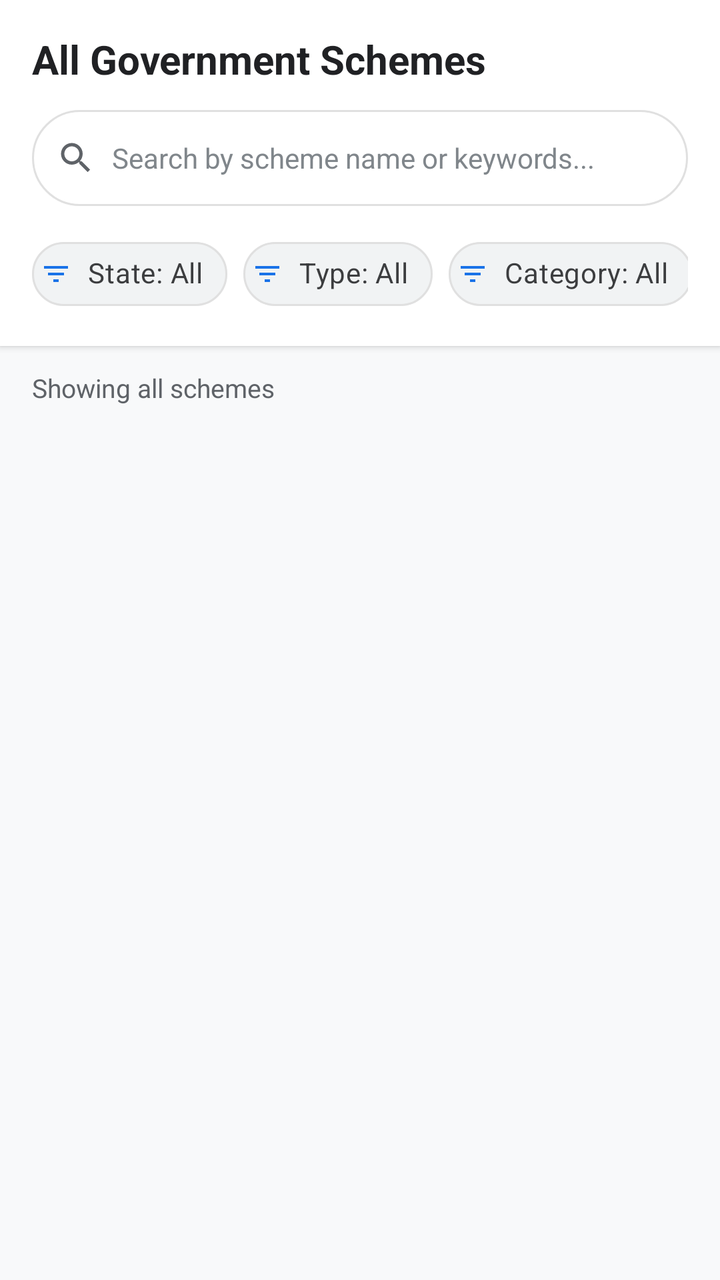
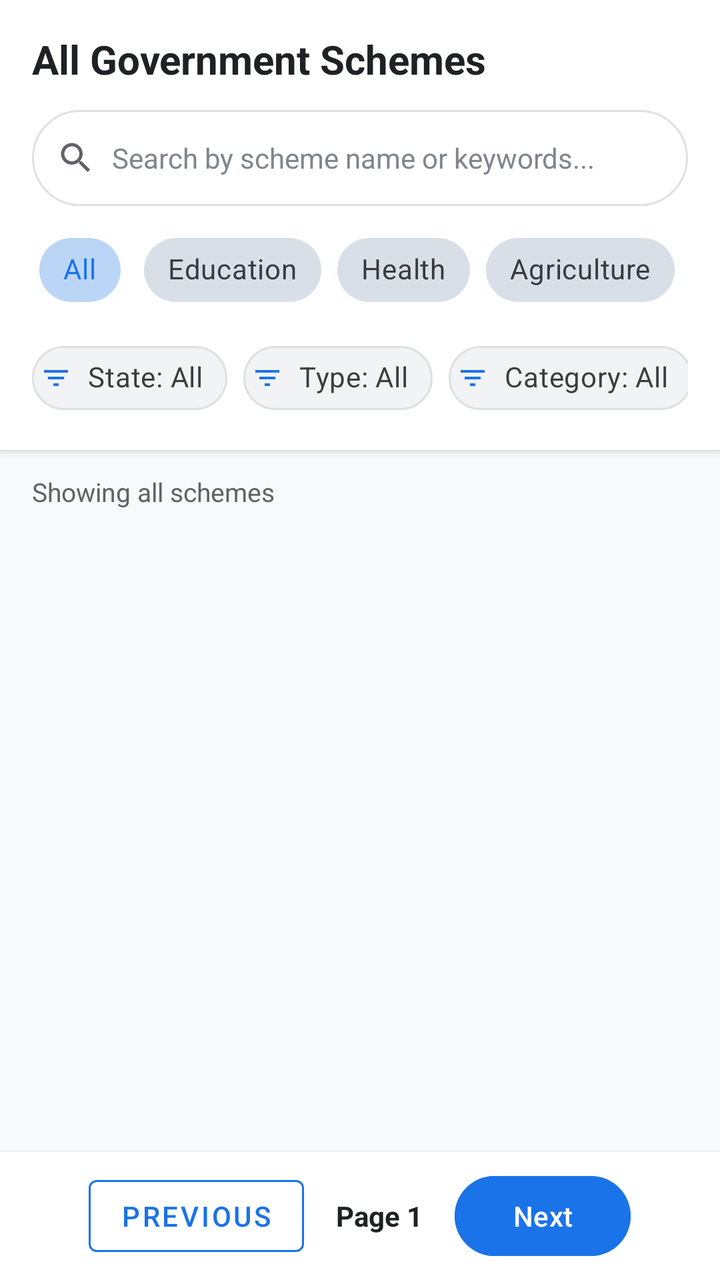

The first picture is an Android layout as it rendered before a commit; the second is the same layout after the commit. The layout source and the unified diff follow.
<!-- AndroidManifest.xml: application theme Theme.Yojnika -->
<!-- res/layout/fragment_browse.xml -->
<?xml version="1.0" encoding="utf-8"?>
<androidx.coordinatorlayout.widget.CoordinatorLayout xmlns:android="http://schemas.android.com/apk/res/android"
    xmlns:app="http://schemas.android.com/apk/res-auto"
    android:layout_width="match_parent"
    android:layout_height="match_parent"
    android:background="@color/background">

    <LinearLayout
        android:layout_width="match_parent"
        android:layout_height="match_parent"
        android:orientation="vertical">

        
        <LinearLayout
            android:layout_width="match_parent"
            android:layout_height="wrap_content"
            android:background="@color/surface"
            android:elevation="2dp"
            android:orientation="vertical"
            android:paddingStart="16dp"
            android:paddingTop="16dp"
            android:paddingEnd="16dp"
            android:paddingBottom="12dp">

            <TextView
                android:layout_width="wrap_content"
                android:layout_height="wrap_content"
                android:text="@string/browse_title"
                android:textColor="@color/text_primary"
                android:textSize="20sp"
                android:textStyle="bold" />

            
            <LinearLayout
                android:layout_width="match_parent"
                android:layout_height="48dp"
                android:layout_marginTop="12dp"
                android:background="@drawable/bg_search_bar"
                android:gravity="center_vertical"
                android:orientation="horizontal"
                android:paddingStart="12dp"
                android:paddingEnd="12dp">

                <ImageView
                    android:layout_width="20dp"
                    android:layout_height="20dp"
                    android:contentDescription="Search"
                    android:src="@drawable/ic_search"
                    app:tint="@color/text_secondary" />

                <EditText
                    android:id="@+id/etSearchQuery"
                    android:layout_width="0dp"
                    android:layout_height="match_parent"
                    android:layout_marginStart="8dp"
                    android:layout_weight="1"
                    android:background="@null"
                    android:hint="@string/search_schemes_hint"
                    android:imeOptions="actionSearch"
                    android:inputType="text"
                    android:maxLines="1"
                    android:textColor="@color/text_primary"
                    android:textColorHint="@color/text_hint"
                    android:textSize="14sp" />

                <ImageView
                    android:id="@+id/btnClearSearch"
                    android:layout_width="24dp"
                    android:layout_height="24dp"
                    android:background="?attr/selectableItemBackgroundBorderless"
                    android:contentDescription="Clear"
                    android:src="@drawable/ic_cancel"
                    android:visibility="gone"
                    app:tint="@color/text_hint" />

            </LinearLayout>

            
            <HorizontalScrollView
                android:layout_width="match_parent"
                android:layout_height="wrap_content"
                android:layout_marginTop="10dp"
                android:scrollbars="none">

                <LinearLayout
                    android:layout_width="wrap_content"
                    android:layout_height="wrap_content"
                    android:gravity="center_vertical"
                    android:orientation="horizontal">

                    
                    <com.google.android.material.chip.Chip
                        android:id="@+id/chipStateFilter"
                        style="@style/Widget.MaterialComponents.Chip.Action"
                        android:layout_width="wrap_content"
                        android:layout_height="wrap_content"
                        android:layout_marginEnd="8dp"
                        android:text="State: All"
                        app:chipBackgroundColor="@color/surface_variant"
                        app:chipIcon="@drawable/ic_filter"
                        app:chipIconSize="16dp"
                        app:chipIconTint="@color/primary"
                        app:chipStrokeColor="@color/card_stroke"
                        app:chipStrokeWidth="1dp" />

                    
                    <com.google.android.material.chip.Chip
                        android:id="@+id/chipTypeFilter"
                        style="@style/Widget.MaterialComponents.Chip.Action"
                        android:layout_width="wrap_content"
                        android:layout_height="wrap_content"
                        android:layout_marginEnd="8dp"
                        android:text="Type: All"
                        app:chipBackgroundColor="@color/surface_variant"
                        app:chipIcon="@drawable/ic_filter"
                        app:chipIconSize="16dp"
                        app:chipIconTint="@color/primary"
                        app:chipStrokeColor="@color/card_stroke"
                        app:chipStrokeWidth="1dp" />

                    
                    <com.google.android.material.chip.Chip
                        android:id="@+id/chipCategoryFilter"
                        style="@style/Widget.MaterialComponents.Chip.Action"
                        android:layout_width="wrap_content"
                        android:layout_height="wrap_content"
                        android:layout_marginEnd="8dp"
                        android:text="Category: All"
                        app:chipBackgroundColor="@color/surface_variant"
                        app:chipIcon="@drawable/ic_filter"
                        app:chipIconSize="16dp"
                        app:chipIconTint="@color/primary"
                        app:chipStrokeColor="@color/card_stroke"
                        app:chipStrokeWidth="1dp" />

                    
                    <com.google.android.material.chip.Chip
                        android:id="@+id/chipResetFilter"
                        style="@style/Widget.MaterialComponents.Chip.Action"
                        android:layout_width="wrap_content"
                        android:layout_height="wrap_content"
                        android:text="Reset"
                        android:textColor="@color/error"
                        app:chipBackgroundColor="@color/error_bg"
                        app:chipStrokeColor="@color/error"
                        app:chipStrokeWidth="1dp" />

                </LinearLayout>
            </HorizontalScrollView>

        </LinearLayout>

        
        <TextView
            android:id="@+id/tvBrowseCount"
            android:layout_width="match_parent"
            android:layout_height="wrap_content"
            android:paddingStart="16dp"
            android:paddingTop="12dp"
            android:paddingEnd="16dp"
            android:paddingBottom="6dp"
            android:text="Showing all schemes"
            android:textColor="@color/text_secondary"
            android:textSize="13sp" />

        
        <FrameLayout
            android:layout_width="match_parent"
            android:layout_height="0dp"
            android:layout_weight="1">

            <androidx.recyclerview.widget.RecyclerView
                android:id="@+id/rvBrowseSchemes"
                android:layout_width="match_parent"
                android:layout_height="match_parent"
                android:clipToPadding="false"
                android:paddingStart="16dp"
                android:paddingEnd="16dp"
                android:paddingBottom="16dp" />

            
            <LinearLayout
                android:id="@+id/llBrowseEmptyState"
                android:layout_width="match_parent"
                android:layout_height="match_parent"
                android:gravity="center"
                android:orientation="vertical"
                android:padding="32dp"
                android:visibility="gone">

                <ImageView
                    android:layout_width="64dp"
                    android:layout_height="64dp"
                    android:contentDescription="No Results"
                    android:src="@drawable/ic_search"
                    app:tint="@color/text_hint" />

                <TextView
                    android:layout_width="wrap_content"
                    android:layout_height="wrap_content"
                    android:layout_marginTop="16dp"
                    android:text="No matching schemes found"
                    android:textColor="@color/text_primary"
                    android:textSize="16sp"
                    android:textStyle="bold" />

                <TextView
                    android:layout_width="wrap_content"
                    android:layout_height="wrap_content"
                    android:layout_marginTop="6dp"
                    android:gravity="center"
                    android:text="Try adjusting your search query or removing filters to discover more government schemes."
                    android:textColor="@color/text_secondary"
                    android:textSize="13sp" />

            </LinearLayout>

        </FrameLayout>

    </LinearLayout>

</androidx.coordinatorlayout.widget.CoordinatorLayout>
<!-- resources referenced by this layout -->
<resources>
  <color name="background">#F8F9FA</color>
  <color name="card_stroke">#E0E0E0</color>
  <color name="error">#D93025</color>
  <color name="error_bg">#FCE8E6</color>
  <color name="primary">#1A73E8</color>
  <color name="surface">#FFFFFF</color>
  <color name="surface_variant">#F1F3F4</color>
  <color name="text_hint">#80868B</color>
  <color name="text_primary">#202124</color>
  <color name="text_secondary">#5F6368</color>
  <!-- drawable bg_search_bar (drawable) -->
  <?xml version="1.0" encoding="utf-8"?>
  <shape xmlns:android="http://schemas.android.com/apk/res/android"
      android:shape="rectangle">
      <corners android:radius="24dp" />
      <solid android:color="@color/surface" />
      <stroke
          android:width="1dp"
          android:color="@color/card_stroke" />
  </shape>
  <!-- drawable ic_cancel (drawable) -->
  <?xml version="1.0" encoding="utf-8"?>
  <vector xmlns:android="http://schemas.android.com/apk/res/android"
      android:width="24dp"
      android:height="24dp"
      android:viewportWidth="24"
      android:viewportHeight="24">
      <path
          android:fillColor="#FFD93025"
          android:pathData="M12,2C6.47,2 2,6.47 2,12s4.47,10 10,10 10,-4.47 10,-10S17.53,2 12,2zm5,13.59L15.59,17 12,13.41 8.41,17 7,15.59 10.59,12 7,8.41 8.41,7 12,10.59 15.59,7 17,8.41 13.41,12 17,15.59z" />
  </vector>
  <!-- drawable ic_filter (drawable) -->
  <?xml version="1.0" encoding="utf-8"?>
  <vector xmlns:android="http://schemas.android.com/apk/res/android"
      android:width="24dp"
      android:height="24dp"
      android:viewportWidth="24"
      android:viewportHeight="24">
      <path
          android:fillColor="#FF1A73E8"
          android:pathData="M10,18h4v-2h-4v2zM3,6v2h18V6H3zm3,7h12v-2H6v2z" />
  </vector>
  <!-- drawable ic_search (drawable) -->
  <?xml version="1.0" encoding="utf-8"?>
  <vector xmlns:android="http://schemas.android.com/apk/res/android"
      android:width="24dp"
      android:height="24dp"
      android:viewportWidth="24"
      android:viewportHeight="24">
      <path
          android:fillColor="#FF5F6368"
          android:pathData="M15.5,14h-0.79l-0.28,-0.27C15.41,12.59 16,11.11 16,9.5 16,5.91 13.09,3 9.5,3S3,5.91 3,9.5 5.91,16 9.5,16c1.61,0 3.09,-0.59 4.23,-1.57l0.27,0.28v0.79l5,4.99L20.49,19l-4.99,-5zm-6,0C7.01,14 5,11.99 5,9.5S7.01,5 9.5,5 14,7.01 14,9.5 11.99,14 9.5,14z" />
  </vector>
  <string name="browse_title">All Government Schemes</string>
  <string name="search_schemes_hint">Search by scheme name or keywords...</string>
  <style name="Theme.Yojnika" parent="Theme.Material3.DayNight.NoActionBar">
          
          <item name="colorPrimary">@color/primary</item>
          <item name="colorPrimaryVariant">@color/primary_dark</item>
          <item name="colorOnPrimary">@color/on_primary</item>
  
          
          <item name="colorSecondary">@color/secondary</item>
          <item name="colorSecondaryVariant">@color/secondary_dark</item>
          <item name="colorOnSecondary">@color/on_secondary</item>
  
          
          <item name="android:statusBarColor">@color/primary</item>
          <item name="android:windowLightStatusBar" tools:targetApi="m">false</item>
          <item name="android:navigationBarColor">@color/surface</item>
          <item name="android:windowLightNavigationBar" tools:targetApi="o_mr1">true</item>
  
          
          <item name="android:windowBackground">@color/background</item>
          <item name="colorSurface">@color/surface</item>
          <item name="colorOnSurface">@color/text_primary</item>
      </style>
  <color name="primary_dark">#1557B0</color>
  <color name="on_primary">#FFFFFF</color>
  <color name="secondary">#34A853</color>
  <color name="secondary_dark">#1E8E3E</color>
  <color name="on_secondary">#FFFFFF</color>
</resources>

<!-- the commit's change to res/layout/fragment_browse.xml (unified diff, before → after) -->
@@ -79,7 +79,74 @@
             <HorizontalScrollView
                 android:layout_width="match_parent"
                 android:layout_height="wrap_content"
-                android:layout_marginTop="10dp"
+                android:layout_marginTop="8dp"
+                android:scrollbars="none">
+
+                <com.google.android.material.chip.ChipGroup
+                    android:id="@+id/chipGroupCategoryTabs"
+                    android:layout_width="wrap_content"
+                    android:layout_height="wrap_content"
+                    app:singleLine="true"
+                    app:singleSelection="true">
+
+                    <com.google.android.material.chip.Chip
+                        android:id="@+id/chipTabAll"
+                        style="@style/Widget.MaterialComponents.Chip.Choice"
+                        android:layout_width="wrap_content"
+                        android:layout_height="wrap_content"
+                        android:checked="true"
+                        android:text="All" />
+
+                    <com.google.android.material.chip.Chip
+                        android:id="@+id/chipTabEducation"
+                        style="@style/Widget.MaterialComponents.Chip.Choice"
+                        android:layout_width="wrap_content"
+                        android:layout_height="wrap_content"
+                        android:text="Education" />
+
+                    <com.google.android.material.chip.Chip
+                        android:id="@+id/chipTabHealth"
+                        style="@style/Widget.MaterialComponents.Chip.Choice"
+                        android:layout_width="wrap_content"
+                        android:layout_height="wrap_content"
+                        android:text="Health" />
+
+                    <com.google.android.material.chip.Chip
+                        android:id="@+id/chipTabAgriculture"
+                        style="@style/Widget.MaterialComponents.Chip.Choice"
+                        android:layout_width="wrap_content"
+                        android:layout_height="wrap_content"
+                        android:text="Agriculture" />
+
+                    <com.google.android.material.chip.Chip
+                        android:id="@+id/chipTabWomen"
+                        style="@style/Widget.MaterialComponents.Chip.Choice"
+                        android:layout_width="wrap_content"
+                        android:layout_height="wrap_content"
+                        android:text="Women" />
+
+                    <com.google.android.material.chip.Chip
+                        android:id="@+id/chipTabEmployment"
+                        style="@style/Widget.MaterialComponents.Chip.Choice"
+                        android:layout_width="wrap_content"
+                        android:layout_height="wrap_content"
+                        android:text="Employment" />
+
+                    <com.google.android.material.chip.Chip
+                        android:id="@+id/chipTabHousing"
+                        style="@style/Widget.MaterialComponents.Chip.Choice"
+                        android:layout_width="wrap_content"
+                        android:layout_height="wrap_content"
+                        android:text="Housing" />
+
+                </com.google.android.material.chip.ChipGroup>
+            </HorizontalScrollView>
+
+            
+            <HorizontalScrollView
+                android:layout_width="match_parent"
+                android:layout_height="wrap_content"
+                android:layout_marginTop="6dp"
                 android:scrollbars="none">
 
                 <LinearLayout
@@ -217,6 +284,46 @@
 
         </FrameLayout>
 
+        
+        <LinearLayout
+            android:id="@+id/llBrowsePagination"
+            android:layout_width="match_parent"
+            android:layout_height="wrap_content"
+            android:background="@color/surface"
+            android:elevation="4dp"
+            android:gravity="center"
+            android:orientation="horizontal"
+            android:padding="8dp">
+
+            <com.google.android.material.button.MaterialButton
+                android:id="@+id/btnBrowsePrevious"
+                style="@style/Widget.MaterialComponents.Button.OutlinedButton"
+                android:layout_width="wrap_content"
+                android:layout_height="wrap_content"
+                android:text="Previous"
+                android:textColor="@color/primary"
+                app:strokeColor="@color/primary" />
+
+            <TextView
+                android:id="@+id/tvBrowsePageIndicator"
+                android:layout_width="wrap_content"
+                android:layout_height="wrap_content"
+                android:layout_marginStart="16dp"
+                android:layout_marginEnd="16dp"
+                android:text="Page 1"
+                android:textColor="@color/text_primary"
+                android:textSize="14sp"
+                android:textStyle="bold" />
+
+            <com.google.android.material.button.MaterialButton
+                android:id="@+id/btnBrowseNext"
+                android:layout_width="wrap_content"
+                android:layout_height="wrap_content"
+                android:backgroundTint="@color/primary"
+                android:text="Next"
+                android:textColor="@color/white" />
+        </LinearLayout>
+
     </LinearLayout>
 
 </androidx.coordinatorlayout.widget.CoordinatorLayout>
<!-- resource entries referenced after the edit -->
@@ -10,6 +10,7 @@
   <color name="text_hint">#80868B</color>
   <color name="text_primary">#202124</color>
   <color name="text_secondary">#5F6368</color>
+  <color name="white">#FFFFFF</color>
   <!-- drawable bg_search_bar (drawable) -->
   <?xml version="1.0" encoding="utf-8"?>
   <shape xmlns:android="http://schemas.android.com/apk/res/android"
